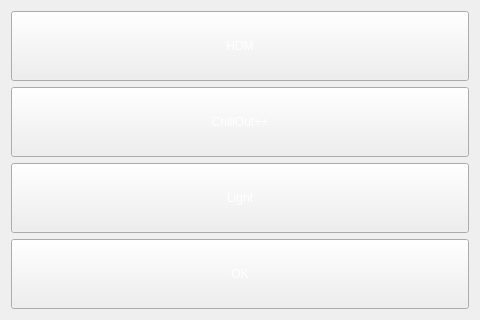
The window that musicplayer.ui (dgow/PiClock) describes before a commit, drawn with Qt 5.
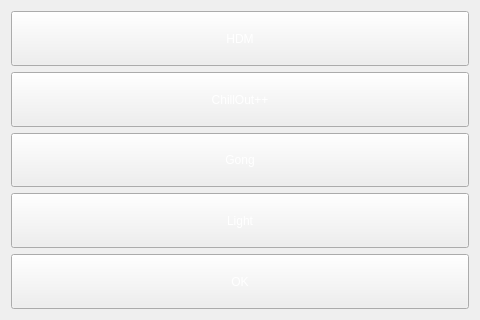
The same window after the commit.

Commit message: "Just think, with VLSI we can have 100 ENIACS on a chip!" -- Alan Perlis

The edit to the form file:
```diff
--- a/musicplayer.ui
+++ b/musicplayer.ui
@@ -58,6 +58,28 @@
      </property>
     </widget>
    </item>
+   <item>
+    <widget class="QPushButton" name="gongButton">
+     <property name="sizePolicy">
+      <sizepolicy hsizetype="Minimum" vsizetype="Expanding">
+       <horstretch>0</horstretch>
+       <verstretch>0</verstretch>
+      </sizepolicy>
+     </property>
+     <property name="styleSheet">
+      <string notr="true">color: rgb(255, 255, 255);</string>
+     </property>
+     <property name="text">
+      <string>Gong</string>
+     </property>
+     <property name="default">
+      <bool>false</bool>
+     </property>
+     <property name="flat">
+      <bool>false</bool>
+     </property>
+    </widget>
+   </item>
    <item>
     <widget class="QPushButton" name="lightButton">
      <property name="sizePolicy">
```
The commit also changes 1 other file.
